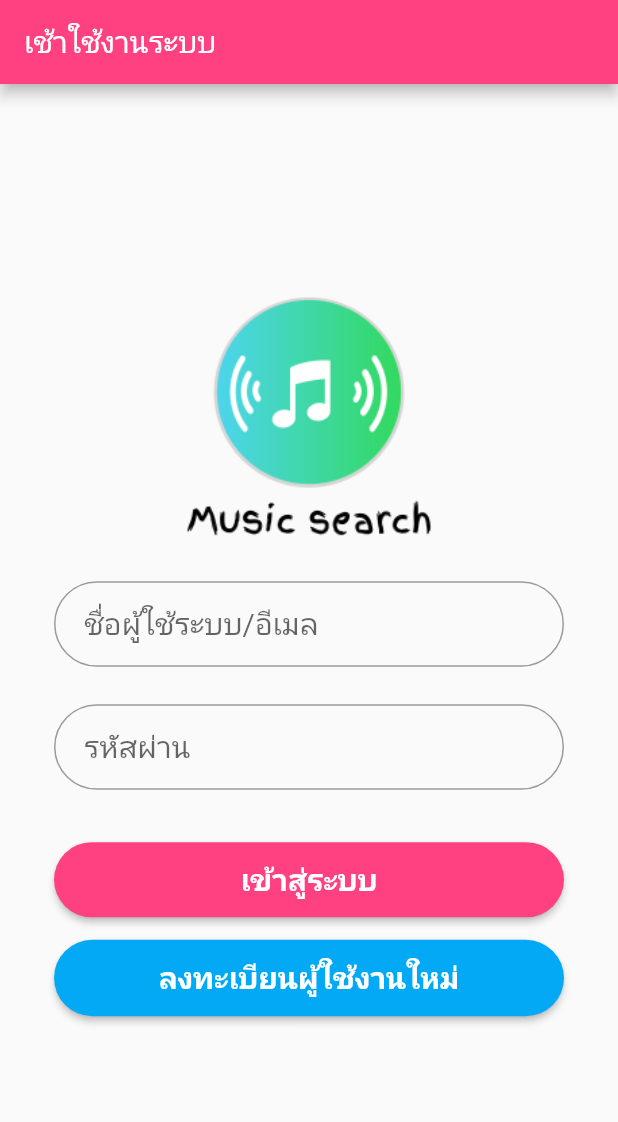
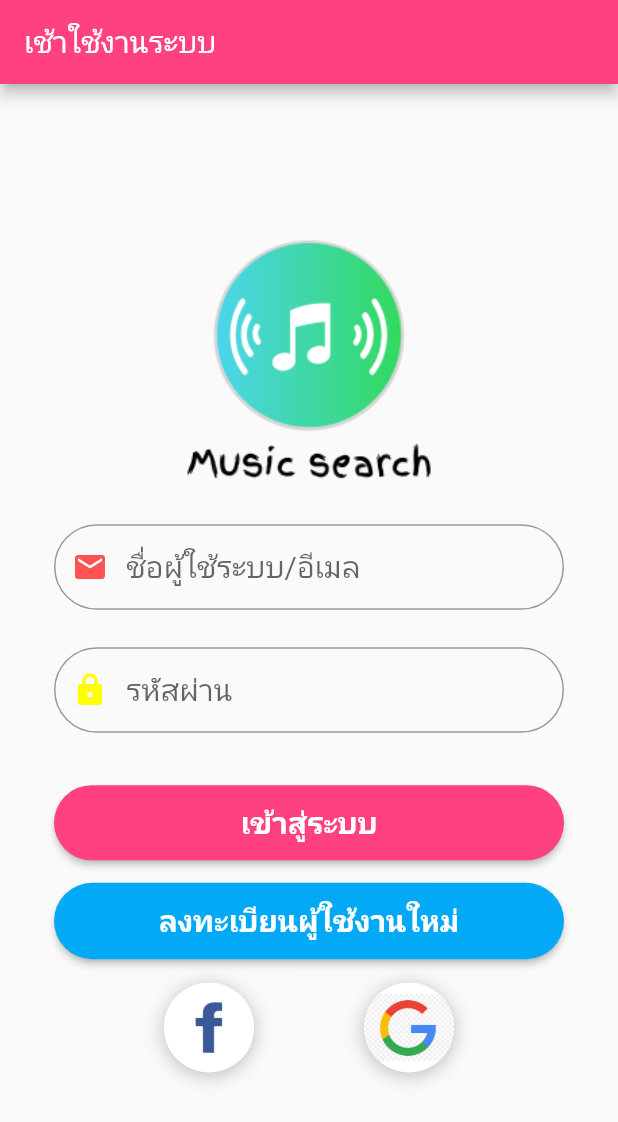
Before and after one commit to numvarn/musicsearch, a Flutter app: the screen it shows after launch, on a phone screen of 412 x 824 dp. Shown: the top 1122 px of the screen. Run offline on Flutter 3.47's test engine with Material 2 defaults, Android fonts, the phone set to English and light mode, and no system bars; drawn by our look-alikes of rounded_loading_button; our stand-ins replace flutter_signin_button, google_fonts, progress_dialog; accounts and stored records are empty; Roboto replaces fonts that are missing (Prompt).

Commit message:
updata ui login and Reister

```diff
--- a/lib/screens/login_screen.dart
+++ b/lib/screens/login_screen.dart
@@ -1,5 +1,7 @@
 import 'dart:convert';
 import 'dart:io';
+import 'package:flutter_signin_button/button_list.dart';
+import 'package:flutter_signin_button/button_view.dart';
 import 'package:http/http.dart' as Http;
 import 'package:flutter/material.dart';
 import 'package:google_fonts/google_fonts.dart';
@@ -62,6 +64,10 @@ class _LoginScreenState extends State<LoginScreen> {
       style: style,
       decoration: InputDecoration(
           contentPadding: EdgeInsets.fromLTRB(20.0, 15.0, 20.0, 15.0),
+          prefixIcon: Icon(
+                Icons.email,
+                color: Colors.redAccent,
+              ),
           hintText: "ชื่อผู้ใช้ระบบ/อีเมล",
           border:
           OutlineInputBorder(borderRadius: BorderRadius.circular(32.0))),
@@ -73,6 +79,10 @@ class _LoginScreenState extends State<LoginScreen> {
       style: style,
       decoration: InputDecoration(
           contentPadding: EdgeInsets.fromLTRB(20.0, 15.0, 20.0, 15.0),
+           prefixIcon: Icon(
+                Icons.lock,
+                color: Colors.yellowAccent,
+              ),
           hintText: "รหัสผ่าน",
           border:
           OutlineInputBorder(borderRadius: BorderRadius.circular(32.0))),
@@ -109,6 +119,53 @@ class _LoginScreenState extends State<LoginScreen> {
       ),
     );
 
+    Widget _buildSocialBtn(Function onTap, AssetImage logo) {
+    return GestureDetector(
+      onTap: onTap,
+      child: Container(
+        height: 60.0,
+        width: 60.0,
+        decoration: BoxDecoration(
+          shape: BoxShape.circle,
+          color: Colors.white,
+          boxShadow: [
+            BoxShadow(
+              color: Colors.black26,
+              offset: Offset(0, 2),
+              blurRadius: 10.0,
+            ),
+          ],
+          image: DecorationImage(
+            image: logo,
+          ),
+        ),
+      ),
+    );
+  }
+
+    Widget _buildSocialBtnRow() {
+    return Padding(
+      padding: EdgeInsets.symmetric(vertical: 0.5),
+      child: Row(
+        mainAxisAlignment: MainAxisAlignment.spaceEvenly,
+        children: <Widget>[
+          _buildSocialBtn(
+            () => print('Login with Facebook'),
+            AssetImage(
+              'assets/logos/facebook.jpg',
+            ),
+          ),
+          _buildSocialBtn(
+            () => print('Login with Google'),
+            AssetImage(
+              'assets/logos/google.jpg',
+            ),
+          ),
+        ],
+      ),
+    );
+  }
+
     return WillPopScope(
         onWillPop: _onWillPop,
         child:Scaffold(
@@ -141,6 +198,9 @@ class _LoginScreenState extends State<LoginScreen> {
                   SizedBox(height: 15.0),
                   registerButton,
                   SizedBox(height: 15.0),
+                  _buildSocialBtnRow(),
+                  SizedBox(height: 15.0),
+
                 ],
               ),
             ),
--- a/pubspec.yaml
+++ b/pubspec.yaml
@@ -35,7 +35,7 @@ dependencies:
   intl: ^0.16.1
   rounded_loading_button: ^1.0.13
   google_fonts: ^1.1.0
-
+  flutter_signin_button: ^1.1.0
 dev_dependencies:
   flutter_test:
     sdk: flutter
```
Also changed, not shown: lib/screens/home.dart (added), pubspec.lock.
